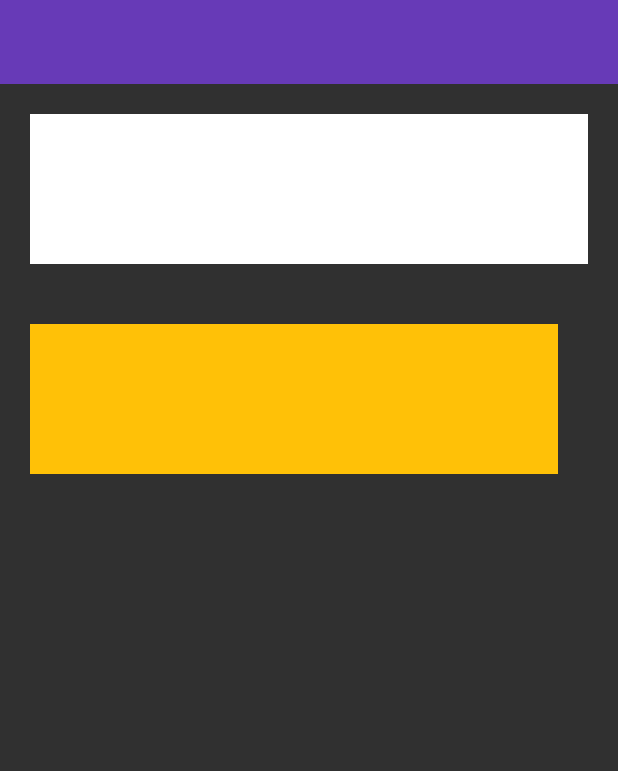
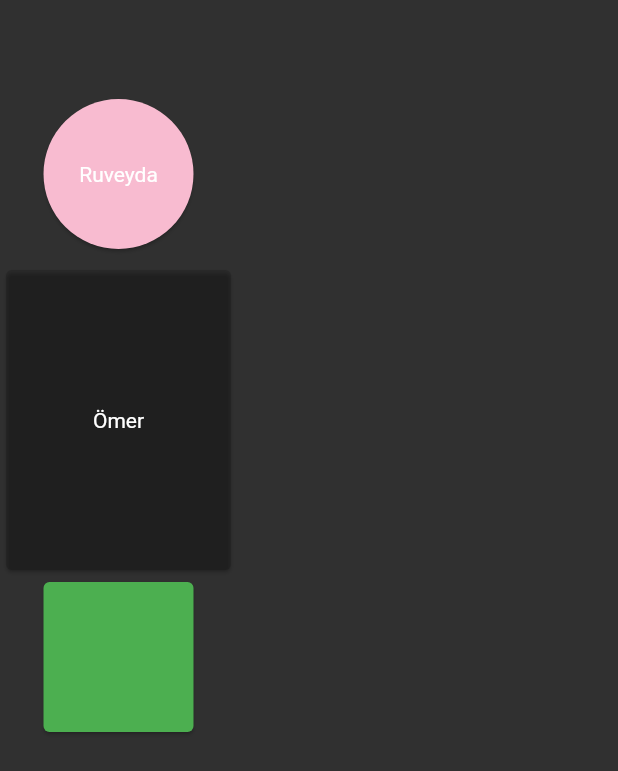
Before and after one commit to ruveydakisla/Flutter_full_learn, a Flutter app: the screen it shows after launch, on a phone screen of 412 x 824 dp. Shown: the top 771 px of the screen. Run offline on Flutter 3.47's test engine with Material 2 defaults, Android fonts, the phone set to English and light mode, and no system bars.

Commit message:
Card Learn added | 8.0

```diff
--- /dev/null
+++ b/lib/101/card_learn.dart
@@ -0,0 +1,50 @@
+import 'package:flutter/material.dart';
+
+class CardLearn extends StatelessWidget {
+  const CardLearn({super.key});
+
+  @override
+  Widget build(BuildContext context) {
+    return Scaffold(
+      appBar: AppBar(),
+      body: Column(children: [
+        Card(
+          margin: ProjectMargin.CardMargin,
+          color: Colors.pink.shade100,
+          shape: const CircleBorder(),
+          child: const SizedBox(
+            height: 100,
+            width: 100,
+            child: Center(
+              child: Text('Ruveyda'),
+            ),
+          ),
+        ),
+        const CustomCards(
+          color: Colors.black12,
+          child: SizedBox(
+              width: 150, height: 200, child: Center(child: Text('Ömer'))),
+        ),
+        const Card(child: SizedBox(width: 100, height: 100))
+      ]),
+    );
+  }
+}
+
+class ProjectMargin {
+  static const CardMargin = EdgeInsets.all(10);
+}
+
+class CustomCards extends StatelessWidget {
+  final Widget child;
+  final Color color;
+
+  const CustomCards({super.key, required this.child, required this.color});
+  @override
+  Widget build(BuildContext context) {
+    // TODO: implement build
+    return (Card(color: color, child: child));
+  }
+}
+//BORDERS
+//StadiumBorder(),RectangleBorder(),CircleBorder()
--- a/lib/main.dart
+++ b/lib/main.dart
@@ -1,6 +1,6 @@
 import 'package:flutter/material.dart';
 import 'package:flutter/services.dart';
-import 'package:flutter_lessons/101/padding_learn.dart';
+import 'package:flutter_lessons/101/card_learn.dart';
 
 void main() => runApp(const MyApp());
 
@@ -13,6 +13,7 @@ class MyApp extends StatelessWidget {
     return MaterialApp(
         title: 'Flutter Demo',
         theme: ThemeData.dark().copyWith(
+            cardTheme: const CardTheme(color: Colors.green),
             appBarTheme: const AppBarTheme(
                 backgroundColor: Colors.transparent,
                 centerTitle: true,
@@ -22,6 +23,6 @@ class MyApp extends StatelessWidget {
                 systemOverlayStyle: SystemUiOverlayStyle
                     .light, //Burada saat şarj gibi özelliklerin teması değiştiriliyor
                 elevation: 0)),
-        home: const PaddingLearn());
+        home: const CardLearn());
   }
 }
```
